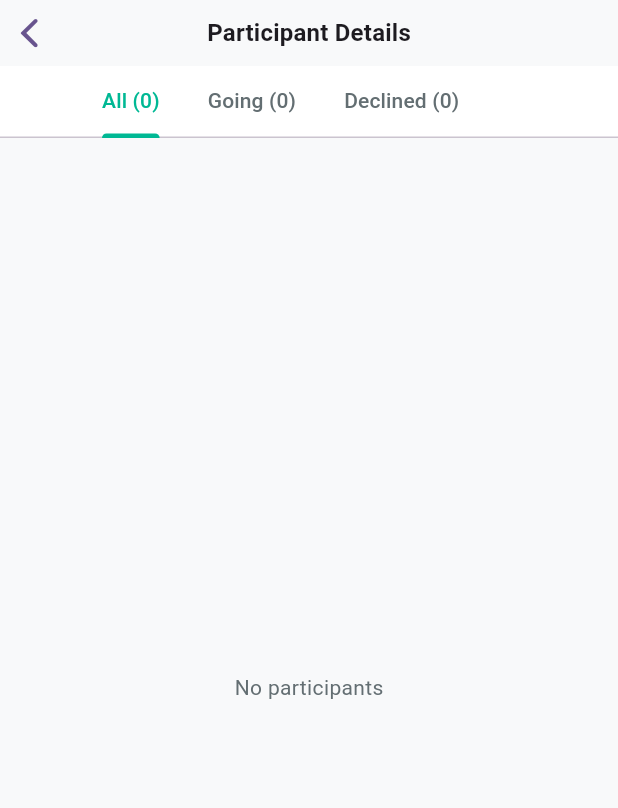
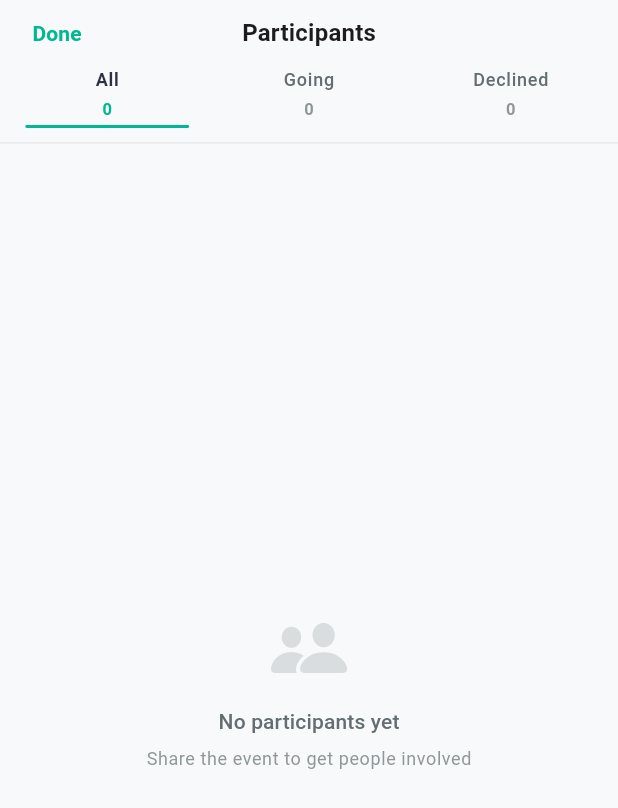
Before and after one commit to ari-naar/events-app, a Flutter app: the ParticipantDetailsSheet screen opened directly with empty values, on a phone screen of 412 x 824 dp. Shown: the top 808 px of the screen. Run offline on Flutter 3.47's test engine with Material 3 defaults, Android fonts, the phone set to English and light mode, and no system bars; our stand-ins replace flutter_screenutil, hugeicons, share_plus; network calls fail.

Commit message:
Refactor ParticipantDetailsSheet to enhance interactivity and layout. Converted from Stateless to Stateful widget, introduced segmented participant views with dynamic counts, and improved UI elements for better user engagement. Updated participant list presentation with enhanced styling and animations, ensuring a more responsive and visually appealing experience.

```diff
--- a/lib/features/events/screens/event_analytics_screen.dart
+++ b/lib/features/events/screens/event_analytics_screen.dart
@@ -69,13 +69,13 @@ class _EventAnalyticsScreenState extends State<EventAnalyticsScreen>
                     children: [
                       _buildOverviewSection(context),
                       SizedBox(height: 24.h),
-                      _buildParticipationSection(context),
-                      SizedBox(height: 24.h),
                       _buildResponseSection(context),
                       SizedBox(height: 24.h),
                       if (widget.event.minAge != null ||
                           widget.event.maxAge != null)
                         _buildAgeDistributionSection(context),
+                      SizedBox(height: 24.h),
+                      _buildParticipationSection(context),
                     ],
                   ),
                 ),
@@ -512,103 +512,203 @@ class GenderDistributionPainter extends CustomPainter {
   }
 }
 
-class ParticipantDetailsSheet extends StatelessWidget {
+class ParticipantDetailsSheet extends StatefulWidget {
   final Event event;
 
   const ParticipantDetailsSheet({super.key, required this.event});
 
   @override
+  State<ParticipantDetailsSheet> createState() =>
+      _ParticipantDetailsSheetState();
+}
+
+class _ParticipantDetailsSheetState extends State<ParticipantDetailsSheet> {
+  int _selectedSegment = 0;
+
+  @override
   Widget build(BuildContext context) {
-    final int tabCount =
-        3 + (event.hasWaitlist ? 1 : 0); // Base tabs + waitlist if enabled
+    final List<(String, int)> segments = [
+      ('All', widget.event.participants.length + widget.event.waitlist.length),
+      ('Going', widget.event.participants.length),
+      ('Declined', 0), // TODO: Add declined count
+      if (widget.event.hasWaitlist) ('Waitlist', widget.event.waitlist.length),
+    ];
 
-    return Material(
-      color: AppColors.background,
-      child: CupertinoPageScaffold(
+    return CupertinoPageScaffold(
       backgroundColor: AppColors.background,
       navigationBar: CupertinoNavigationBar(
         backgroundColor: AppColors.background,
         border: null,
+        leading: CupertinoButton(
+          padding: EdgeInsets.zero,
+          onPressed: () => Navigator.pop(context),
+          child: Text(
+            'Done',
+            style: Theme.of(context).textTheme.labelLarge?.copyWith(
+                  color: AppColors.accent,
+                  fontWeight: FontWeight.w600,
+                  height: 1.3,
+                ),
+          ),
+        ),
         middle: Text(
-            'Participant Details',
+          'Participants',
           style: Theme.of(context).textTheme.titleMedium?.copyWith(
                 fontWeight: FontWeight.w600,
                 height: 1.3,
               ),
-            maxLines: 1,
-            overflow: TextOverflow.ellipsis,
         ),
       ),
       child: SafeArea(
-          child: DefaultTabController(
-            length: tabCount,
         child: Column(
           children: [
-                Material(
-                  color: AppColors.surface,
-                  child: TabBar(
-                    isScrollable: true,
-                    labelColor: AppColors.accent,
-                    unselectedLabelColor: AppColors.textLight,
-                    indicatorColor: AppColors.accent,
-                    tabs: [
-                      Tab(
-                          text:
-                              'All (${event.participants.length + event.waitlist.length})'),
-                      Tab(text: 'Going (${event.participants.length})'),
-                      Tab(text: 'Declined (0)'), // TODO: Add declined count
-                      if (event.hasWaitlist)
-                        Tab(text: 'Waitlist (${event.waitlist.length})'),
-                    ],
+            Container(
+              height: 44.h,
+              margin: EdgeInsets.symmetric(horizontal: 16.w),
+              child: Row(
+                children: [
+                  for (int i = 0; i < segments.length; i++) ...[
+                    if (i > 0) SizedBox(width: 24.w),
+                    Expanded(
+                      child: GestureDetector(
+                        onTap: () => setState(() => _selectedSegment = i),
+                        child: Column(
+                          mainAxisAlignment: MainAxisAlignment.center,
+                          children: [
+                            Text(
+                              segments[i].$1,
+                              style: Theme.of(context)
+                                  .textTheme
+                                  .labelMedium
+                                  ?.copyWith(
+                                    color: _selectedSegment == i
+                                        ? AppColors.textPrimary
+                                        : AppColors.textLight,
+                                    fontWeight: _selectedSegment == i
+                                        ? FontWeight.w600
+                                        : FontWeight.w500,
+                                    height: 1.3,
                                   ),
                             ),
-                Expanded(
-                  child: TabBarView(
-                    children: [
-                      _buildParticipantList(
-                          context, [...event.participants, ...event.waitlist]),
-                      _buildParticipantList(context, event.participants),
-                      _buildParticipantList(
-                          context, []), // TODO: Add declined list
-                      if (event.hasWaitlist)
-                        _buildParticipantList(context, event.waitlist),
-                    ],
+                            SizedBox(height: 4.h),
+                            Text(
+                              segments[i].$2.toString(),
+                              style: Theme.of(context)
+                                  .textTheme
+                                  .labelSmall
+                                  ?.copyWith(
+                                    color: _selectedSegment == i
+                                        ? AppColors.accent
+                                        : AppColors.textLight.withOpacity(0.7),
+                                    fontWeight: FontWeight.w600,
+                                    height: 1.3,
+                                  ),
+                            ),
+                            SizedBox(height: 4.h),
+                            AnimatedContainer(
+                              duration: const Duration(milliseconds: 200),
+                              height: 2.h,
+                              width: double.infinity,
+                              decoration: BoxDecoration(
+                                color: _selectedSegment == i
+                                    ? AppColors.accent
+                                    : Colors.transparent,
+                                borderRadius: BorderRadius.circular(1.r),
                               ),
                             ),
                           ],
                         ),
                       ),
                     ),
+                  ],
+                ],
+              ),
+            ),
+            Container(
+              height: 1,
+              margin: EdgeInsets.only(top: 8.h),
+              color: AppColors.textLight.withOpacity(0.1),
+            ),
+            Expanded(
+              child: AnimatedSwitcher(
+                duration: const Duration(milliseconds: 300),
+                child: _buildParticipantList(
+                  context,
+                  _getParticipantsForSegment(_selectedSegment),
+                ),
+              ),
+            ),
+          ],
+        ),
       ),
     );
+  }
+
+  List<String> _getParticipantsForSegment(int segment) {
+    switch (segment) {
+      case 0:
+        return [...widget.event.participants, ...widget.event.waitlist];
+      case 1:
+        return widget.event.participants;
+      case 2:
+        return []; // TODO: Add declined list
+      case 3:
+        return widget.event.hasWaitlist ? widget.event.waitlist : [];
+      default:
+        return [];
+    }
   }
 
   Widget _buildParticipantList(
       BuildContext context, List<String> participants) {
     if (participants.isEmpty) {
       return Center(
-        child: Text(
-          'No participants',
-          style: Theme.of(context).textTheme.bodyMedium?.copyWith(
+        child: Column(
+          mainAxisAlignment: MainAxisAlignment.center,
+          children: [
+            Icon(
+              CupertinoIcons.person_2_fill,
+              size: 48.sp,
+              color: AppColors.textLight.withOpacity(0.2),
+            ),
+            SizedBox(height: 16.h),
+            Text(
+              'No participants yet',
+              style: Theme.of(context).textTheme.titleSmall?.copyWith(
                     color: AppColors.textLight,
                     height: 1.3,
                   ),
             ),
+            SizedBox(height: 8.h),
+            Text(
+              'Share the event to get people involved',
+              style: Theme.of(context).textTheme.bodySmall?.copyWith(
+                    color: AppColors.textLight.withOpacity(0.7),
+                    height: 1.3,
+                  ),
+            ),
+          ],
+        ),
       );
     }
 
-    return Material(
-      color: AppColors.background,
-      child: ListView.separated(
-        padding: EdgeInsets.all(20.w),
+    return ListView.builder(
+      padding: EdgeInsets.symmetric(horizontal: 16.w),
       itemCount: participants.length,
-        separatorBuilder: (context, index) => Divider(height: 20.h),
       itemBuilder: (context, index) {
-          return Row(
+        final bool isLast = index == participants.length - 1;
+        return Column(
+          children: [
+            CupertinoButton(
+              padding: EdgeInsets.symmetric(vertical: 8.h),
+              onPressed: () {
+                // TODO: Show participant details
+              },
+              child: Row(
                 children: [
                   Container(
-                width: 40.w,
-                height: 40.w,
+                    width: 48.w,
+                    height: 48.w,
                     decoration: BoxDecoration(
                       color: AppColors.accent.withOpacity(0.1),
                       shape: BoxShape.circle,
@@ -616,12 +716,12 @@ class ParticipantDetailsSheet extends StatelessWidget {
                     child: Center(
                       child: Icon(
                         CupertinoIcons.person_fill,
-                    size: 20.sp,
+                        size: 24.sp,
                         color: AppColors.accent,
                       ),
                     ),
                   ),
-              SizedBox(width: 12.w),
+                  SizedBox(width: 16.w),
                   Expanded(
                     child: Column(
                       crossAxisAlignment: CrossAxisAlignment.start,
@@ -629,30 +729,43 @@ class ParticipantDetailsSheet extends StatelessWidget {
                         Text(
                           participants[
                               index], // TODO: Replace with actual user name
-                      style: Theme.of(context).textTheme.titleSmall?.copyWith(
+                          style:
+                              Theme.of(context).textTheme.titleSmall?.copyWith(
                                     fontWeight: FontWeight.w600,
                                     height: 1.3,
                                   ),
-                      maxLines: 1,
-                      overflow: TextOverflow.ellipsis,
                         ),
                         SizedBox(height: 4.h),
                         Text(
                           'user@example.com', // TODO: Replace with actual user email
-                      style: Theme.of(context).textTheme.labelSmall?.copyWith(
+                          style:
+                              Theme.of(context).textTheme.labelSmall?.copyWith(
                                     color: AppColors.textLight,
                                     height: 1.3,
                                   ),
-                      maxLines: 1,
-                      overflow: TextOverflow.ellipsis,
                         ),
                       ],
+                    ),
+                  ),
+                  Icon(
+                    CupertinoIcons.chevron_right,
+                    size: 16.sp,
+                    color: AppColors.textLight,
+                  ),
+                ],
+              ),
+            ),
+            if (!isLast)
+              Padding(
+                padding: EdgeInsets.only(left: 64.w),
+                child: Divider(
+                  height: 1.h,
+                  color: AppColors.textLight.withOpacity(0.1),
                 ),
               ),
           ],
         );
       },
-      ),
     );
   }
 }
```
Lines whose indentation alone changed are shown as unchanged.
